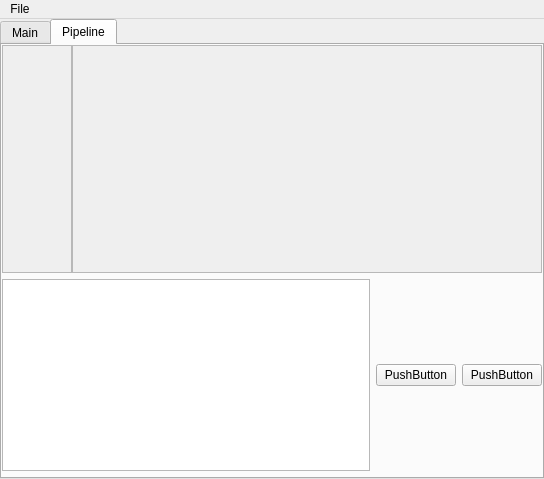
Old version of the form hedgehog/mainwindow.ui in the repository wellcome2AD/hedgehog.
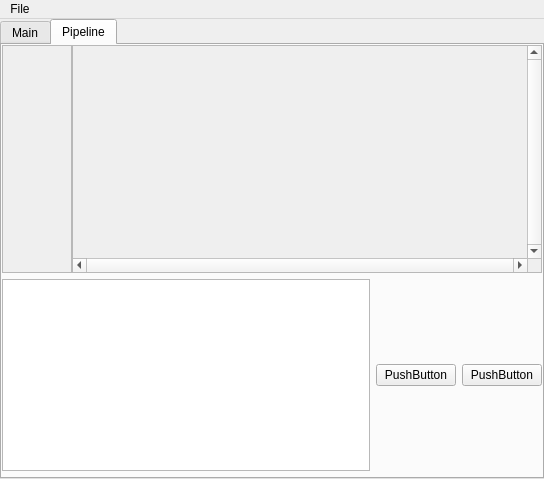
New version of the form. Custom widgets are drawn as their Qt base class.

Diff of the .ui file:
```diff
--- a/hedgehog/mainwindow.ui
+++ b/hedgehog/mainwindow.ui
@@ -356,6 +356,12 @@
               <verstretch>0</verstretch>
              </sizepolicy>
             </property>
+            <property name="verticalScrollBarPolicy">
+             <enum>Qt::ScrollBarAlwaysOn</enum>
+            </property>
+            <property name="horizontalScrollBarPolicy">
+             <enum>Qt::ScrollBarAlwaysOn</enum>
+            </property>
             <property name="widgetResizable">
              <bool>true</bool>
             </property>
@@ -364,8 +370,8 @@
               <rect>
                <x>0</x>
                <y>0</y>
-               <width>465</width>
-               <height>226</height>
+               <width>448</width>
+               <height>209</height>
               </rect>
              </property>
             </widget>
@@ -441,6 +447,14 @@
    </property>
   </action>
  </widget>
+ <customwidgets>
+  <customwidget>
+   <class>BlockField</class>
+   <extends>QScrollArea</extends>
+   <header location="global">blockfield.h</header>
+   <container>1</container>
+  </customwidget>
+ </customwidgets>
  <resources/>
  <connections/>
 </ui>
```
Left out of the diff: 4 changed lines with no effect on the pictures.
